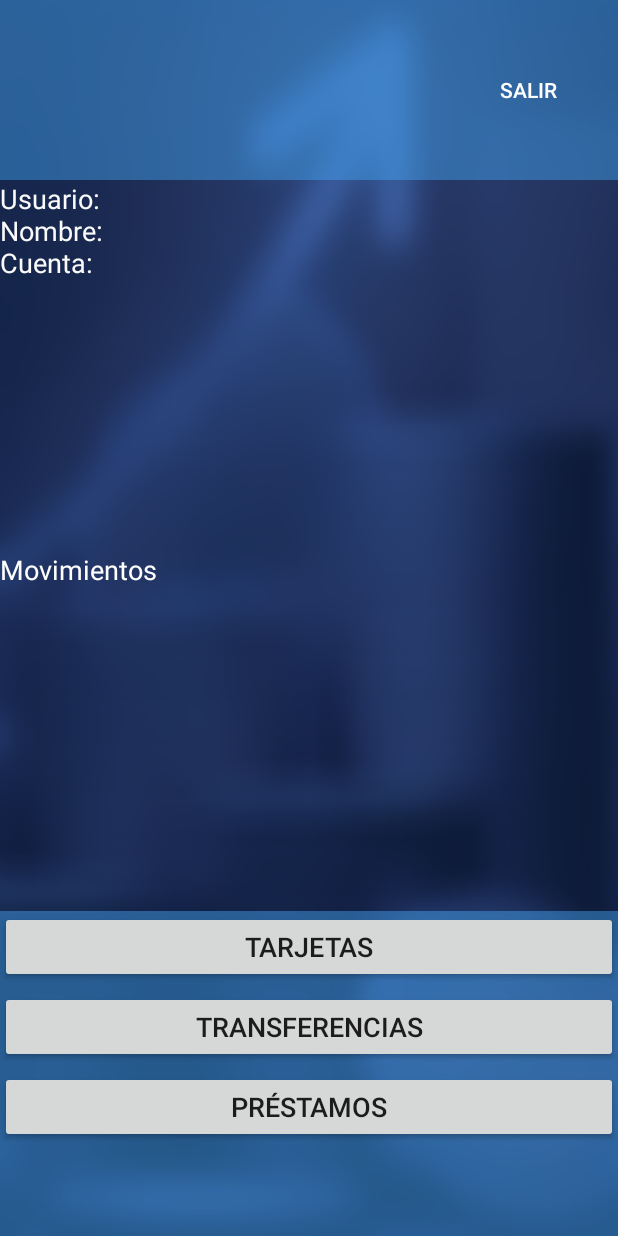
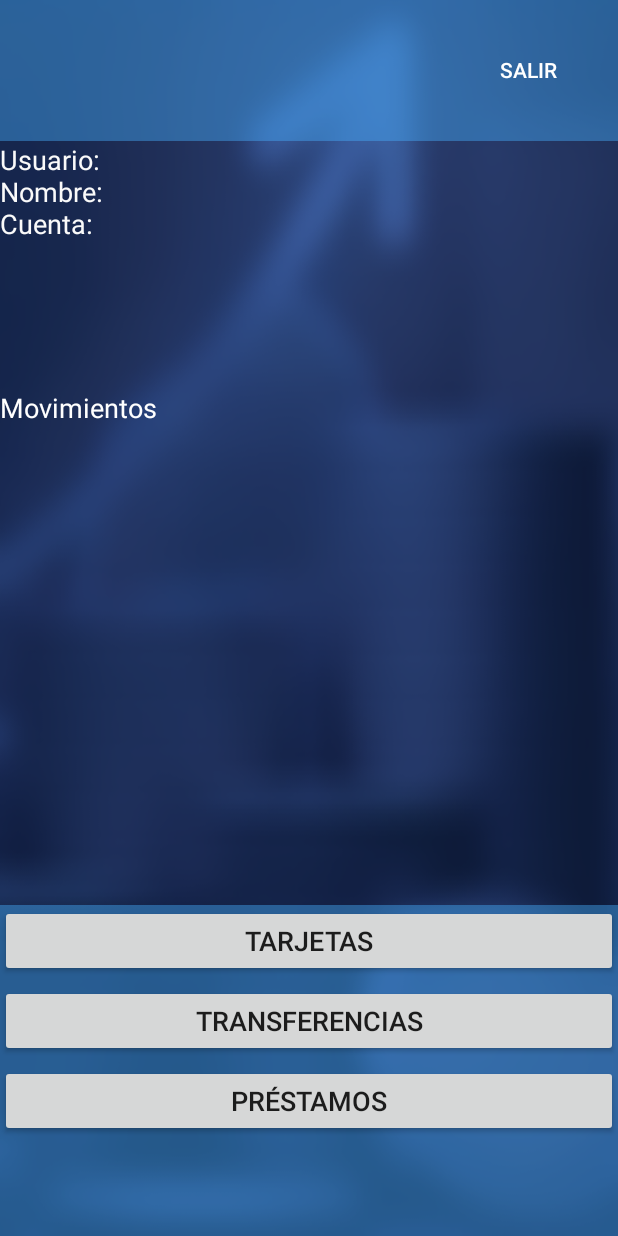
Before and after one commit to jungianca6/Proyectos_Bases, an Android app built with Jetpack Compose: the CuentasActivity screen opened directly, with no data from a screen before it, on a phone screen of 412 x 824 dp. Run offline under Robolectric (Android 15) with nearby library versions, the phone set to English and light mode, and no system bars.

Commit message:
arreglos interfaz

```diff
--- a/app/src/main/java/com/example/tecbank/CuentasActivity.kt
+++ b/app/src/main/java/com/example/tecbank/CuentasActivity.kt
@@ -128,7 +128,7 @@ class CuentasActivity : ComponentActivity() {
             val item = array.getJSONObject(i)
             val detalle = TextView(this).apply {
                 text = item.toString() // Puedes formatear aquí si conoces los campos
-                setTextColor(Color.DKGRAY)
+                setTextColor(Color.WHITE)
             }
             layoutMovimientos.addView(detalle)
         }
--- a/app/src/main/res/layout/activity_cuentas.xml
+++ b/app/src/main/res/layout/activity_cuentas.xml
@@ -10,12 +10,12 @@
     <!-- Barra azul en la parte superior -->
     <LinearLayout
         android:layout_width="match_parent"
-        android:layout_height="120dp"
+        android:layout_height="94dp"
         android:background="#7044ACF8"
         android:gravity="center_vertical"
         android:orientation="horizontal"
-        android:text="Cuentas "
-        android:padding="16dp">
+        android:padding="16dp"
+        android:text="Cuentas ">
 
         <!-- Espacio vacío para empujar el botón a la derecha -->
 
@@ -44,7 +44,7 @@
 
     <ScrollView
         android:layout_width="match_parent"
-        android:layout_height="180dp">
+        android:layout_height="98dp">
 
         <LinearLayout
             android:id="@+id/layout_cuentas"
@@ -65,7 +65,7 @@
 
     <ScrollView
         android:layout_width="match_parent"
-        android:layout_height="215dp">
+        android:layout_height="319dp">
 
         <LinearLayout
             android:id="@+id/layout_movimientos"
```
